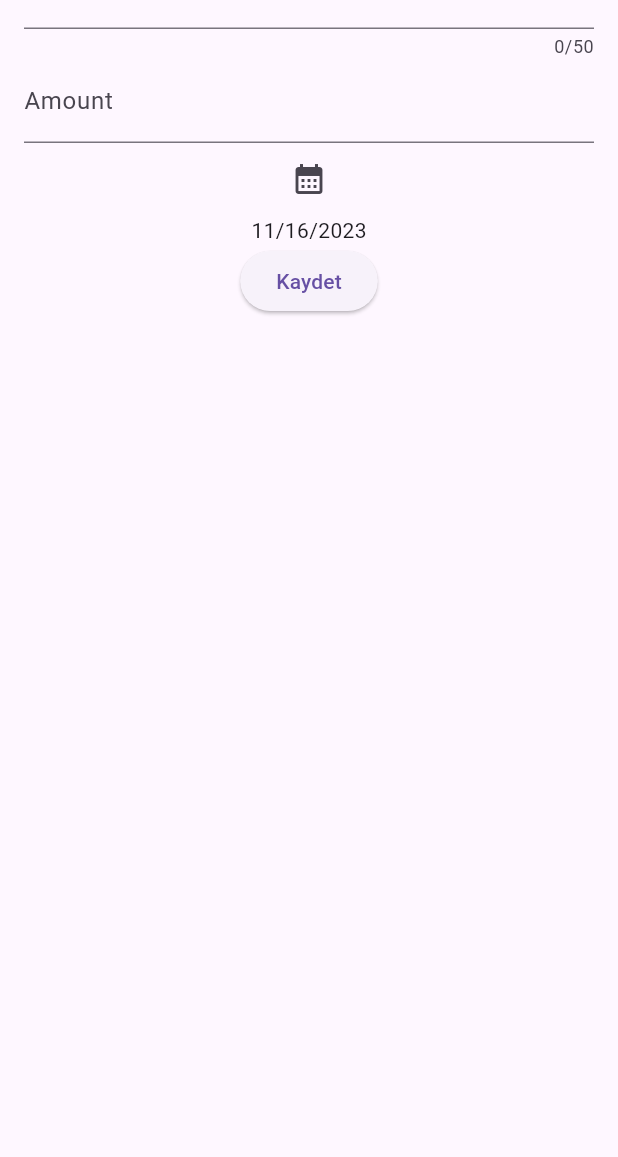
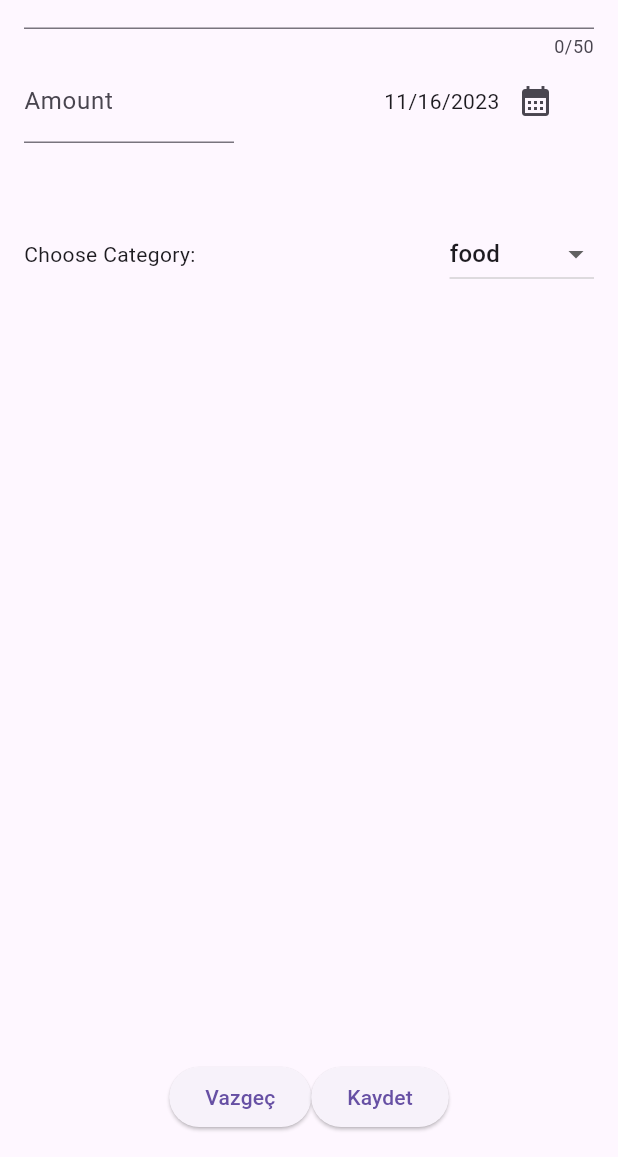
Before and after one commit to mustafatmaca/tobeto-expenseapp, a Flutter app: the NewExpense widget shown alone on an empty page, opened directly, on a phone screen of 412 x 824 dp, the part 79-1236 px from its top. Run offline on Flutter 3.47's test engine with Material 2 defaults, Android fonts, the phone set to English and light mode, and no system bars.

Commit message:
lesson content

```diff
--- a/lib/widgets/new_expense.dart
+++ b/lib/widgets/new_expense.dart
@@ -1,3 +1,4 @@
+import 'package:expense_app/models/expense.dart';
 import 'package:flutter/material.dart';
 import 'package:intl/intl.dart';
 
@@ -12,11 +13,46 @@ class _NewExpenseState extends State<NewExpense> {
   final _nameController = TextEditingController();
   final _amountController = TextEditingController();
   DateTime _date = DateTime.now();
+  Category _category = Category.food;
+
+  void datePicker() async {
+    var date = await showDatePicker(
+      context: context,
+      initialDate: _date,
+      firstDate: DateTime(2000, 1, 1),
+      lastDate: DateTime.now(),
+    );
+    if (date != null) {
+      changeDateText(date);
+    }
+  }
 
   void changeDateText(date) {
     setState(() {
       _date = date;
     });
+  }
+
+  void addNewExpense() {
+    final amount = double.tryParse(_amountController.text);
+    if (amount == null || amount < 0 || _nameController.text.isEmpty) {
+      showDialog(
+        context: context,
+        builder: ((context) {
+          return AlertDialog(
+            title: Text("Validation Error"),
+            content: Text("Please fill all blank areas."),
+            actions: [
+              TextButton(
+                  onPressed: () {
+                    Navigator.pop(context);
+                  },
+                  child: Text("OK"))
+            ],
+          );
+        }),
+      );
+    } else {}
   }
 
   @override
@@ -30,31 +66,71 @@ class _NewExpenseState extends State<NewExpense> {
             maxLength: 50,
             decoration: const InputDecoration(label: Text("Expense Name")),
           ),
-          TextField(
+          Row(
+            children: [
+              Expanded(
+                child: TextField(
                   controller: _amountController,
                   keyboardType: TextInputType.number,
-            decoration:
-                const InputDecoration(label: Text("Amount"), prefixText: "₺"),
+                  decoration: const InputDecoration(
+                      label: Text("Amount"), prefixText: "₺"),
                 ),
+              ),
+              SizedBox(
+                width: 100,
+              ),
+              Expanded(
+                child: Row(
+                  children: [
+                    Text(DateFormat.yMd().format(_date)),
                     IconButton(
-              onPressed: () async {
-                var date = await showDatePicker(
-                  context: context,
-                  initialDate: _date,
-                  firstDate: DateTime(2000, 1, 1),
-                  lastDate: DateTime.now(),
-                );
-                if (date != null) {
-                  changeDateText(date);
-                }
+                        onPressed: () {
+                          datePicker();
                         },
                         icon: const Icon(Icons.calendar_month)),
-          Text(DateFormat.yMd().format(_date)),
+                  ],
+                ),
+              ),
+            ],
+          ),
+          SizedBox(
+            height: 50,
+          ),
+          Row(
+            children: [
+              Text("Choose Category:"),
+              Spacer(),
+              DropdownButton(
+                  value: _category,
+                  items: Category.values.map((category) {
+                    return DropdownMenuItem(
+                        value: category, child: Text(category.name.toString()));
+                  }).toList(),
+                  onChanged: (value) {
+                    setState(() {
+                      if (value != null) {
+                        _category = value;
+                      }
+                    });
+                  })
+            ],
+          ),
+          Spacer(),
+          Row(
+            mainAxisAlignment: MainAxisAlignment.center,
+            children: [
               ElevatedButton(
                   onPressed: () {
-                print("Kayıt Başarılı: ${_nameController.text}");
+                    Navigator.pop(context);
                   },
-              child: const Text("Kaydet"))
+                  child: const Text("Vazgeç")),
+              ElevatedButton(
+                  onPressed: () {
+                    addNewExpense();
+                  },
+                  child: const Text("Kaydet")),
+            ],
+          )
         ],
       ),
     );
```
Lines whose indentation alone changed are shown as unchanged.
